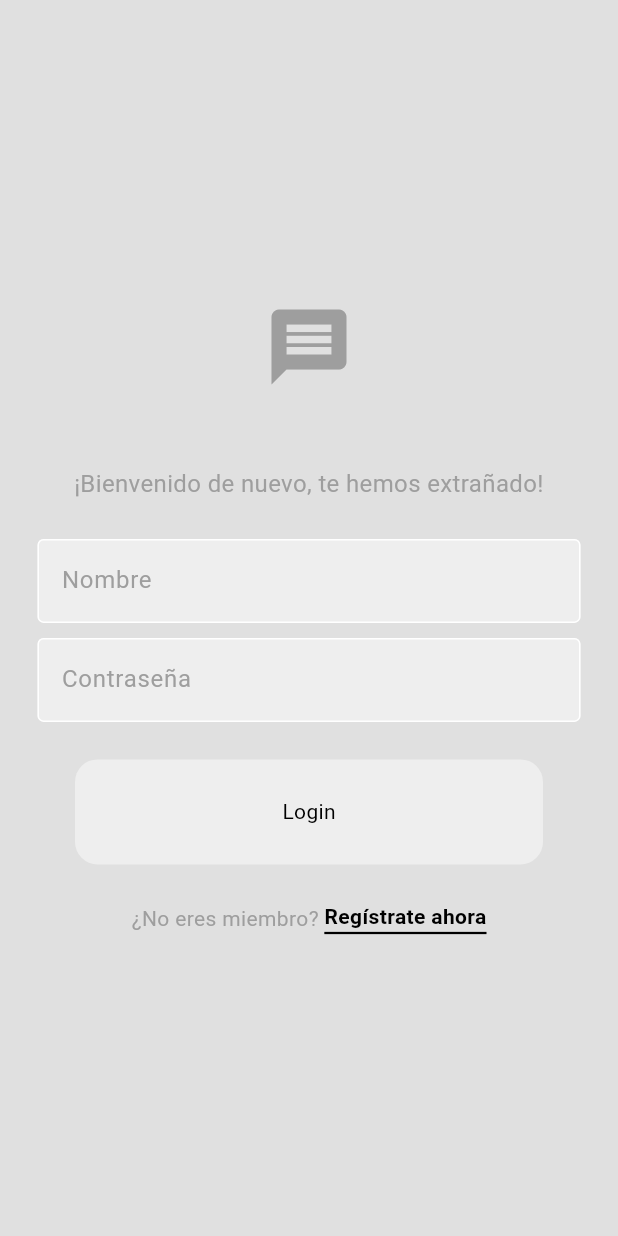
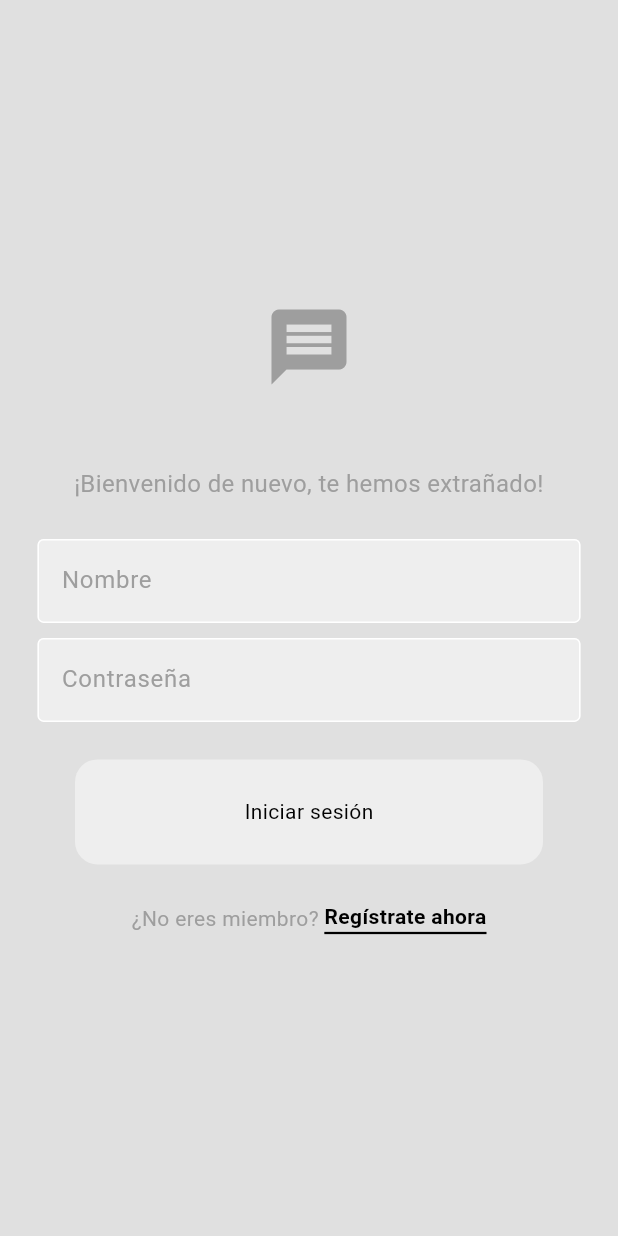
Before and after one commit to Destrabe/Login-En-Flutter, a Flutter app: the screen it shows after launch, on a phone screen of 412 x 824 dp. Run offline on Flutter 3.47's test engine with Material 3 defaults, Android fonts, the phone set to English and light mode, and no system bars; drawn by our look-alikes of auto_size_text; our stand-ins replace google_nav_bar.

Commit message:
login.dart definitivo

```diff
--- a/lib/principal/login.dart
+++ b/lib/principal/login.dart
@@ -1,97 +1,122 @@
+import 'package:flutter/material.dart';
 import 'package:app/componentes/button.dart';
 import 'package:app/componentes/textField.dart';
-import 'package:app/homepage.dart';
+import 'package:app/principal/Homepage.dart';
 import 'package:app/services/api_loginin.dart';
 import 'package:auto_size_text/auto_size_text.dart';
-import 'package:flutter/material.dart';
 
 class LoginPage extends StatefulWidget {
-  LoginPage({super.key, required this.onTap});
-
-  //ir a la pagina de registro
-  final void Function()? onTap;
+  final Function() onTap;
+  const LoginPage({Key? key, required this.onTap}) : super(key: key);
 
   @override
   _LoginPageState createState() => _LoginPageState();
 }
 
 class _LoginPageState extends State<LoginPage> {
-  // Controladores para correo y contraseña
   final TextEditingController _nombreController = TextEditingController();
   final TextEditingController _contraseniaController = TextEditingController();
 
-  // Variables para los campos de texto
-  late final CustomTextField nombreLogin;
-  late final CustomTextField contraseniaLogin;
+  String nombreErrorMessage = '';
+  String contraseniaErrorMessage = '';
+  bool isLoading = false;
+  bool obscureText = true;
 
-  // Variables para los campos de texto
+  final Api_loginin _apiLoginin = Api_loginin();
+
   @override
   void initState() {
     super.initState();
-    // Inicialización de los campos de texto
-    nombreLogin = CustomTextField(
-      hintText: "Nombre",
-      obscureText: false,
-      controller: _nombreController,
-    );
-    contraseniaLogin = CustomTextField(
-      hintText: "Contraseña",
-      obscureText: true,
-      controller: _contraseniaController,
-    );
+
+    // Listeners para actualizar dinámicamente los campos de texto
+    _nombreController.addListener(() {
+      setState(() {});
+    });
+    _contraseniaController.addListener(() {
+      setState(() {});
+    });
   }
 
-  // Método de login
-  void login(BuildContext context) async {
-    String nombre = _nombreController.text;
-    String contrasenia = _contraseniaController.text;
+  @override
+  void dispose() {
+    _nombreController.dispose();
+    _contraseniaController.dispose();
+    super.dispose();
+  }
+
+  void _hideErrorMessages() {
+    Future.delayed(const Duration(seconds: 5), () {
+      if (mounted) {
+        setState(() {
+          nombreErrorMessage = '';
+          contraseniaErrorMessage = '';
+        });
+      }
+    });
+  }
+
+  void _login() async {
+    setState(() {
+      nombreErrorMessage = '';
+      contraseniaErrorMessage = '';
+    });
+
+    // Validar campos vacíos
+    if (_nombreController.text.isEmpty) {
+      setState(() {
+        nombreErrorMessage = "Por favor ingresa un nombre";
+      });
+    }
+
+    if (_contraseniaController.text.isEmpty) {
+      setState(() {
+        contraseniaErrorMessage = "Por favor ingresa una contraseña";
+      });
+    }
+
+    if (_nombreController.text.isEmpty || _contraseniaController.text.isEmpty) {
+      _hideErrorMessages(); // Ocultar mensajes tras un tiempo
+      return;
+    }
+
+    setState(() {
+      isLoading = true;
+    });
 
     try {
-      bool success = await Api_loginin().loginUser(nombre, contrasenia);
-      print("Login success: $success");
+      bool isLoggedIn = await _apiLoginin.loginUser(
+        _nombreController.text,
+        _contraseniaController.text,
+      );
 
-      if (success) {
-        // Si la autenticación es exitosa, navega a la página principal
+      if (isLoggedIn) {
         Navigator.pushReplacement(
           context,
-          MaterialPageRoute(builder: (context) => Homepage(onTap: () {}),
-   ),
-        );
-      } else {
-        // Si falla la autenticación, muestra un mensaje de error
-        showDialog(
-          context: context,
-          builder: (context) => AlertDialog(
-            title: Text("Error"),
-            content: Text("Nombre o contraseña incorrectos. Intenta nuevamente."),
-            actions: [
-              TextButton(
-                onPressed: () => Navigator.pop(context),
-                child: Text("OK"),
-              ),
-            ],
+          MaterialPageRoute(
+            builder: (context) => Homepage(onTap: widget.onTap),
           ),
         );
       }
     } catch (e) {
-      // Manejo de errores de conexión
-      showDialog(
-        context: context,
-        builder: (context) => AlertDialog(
-          title: Text("Error"),
-          content: Text("Hubo un problema al conectar con la API. Intenta más tarde."),
-          actions: [
-            TextButton(
-              onPressed: () => Navigator.pop(context),
-              child: Text("OK"),
-            ),
-          ],
-        ),
-      );
+      String error = e.toString();
+      print("Error capturado: $error");
+
+      setState(() {
+        if (error.contains('Nombre de usuario incorrecto')) {
+          nombreErrorMessage = "Nombre no registrado";
+        } else if (error.contains('Contraseña incorrecta')) {
+          contraseniaErrorMessage = "Contraseña incorrecta";
+        } else {
+          nombreErrorMessage = "Error desconocido. Por favor intente de nuevo.";
+        }
+      });
+    } finally {
+      _hideErrorMessages(); // Ocultar mensajes tras un tiempo
+      setState(() {
+        isLoading = false;
+      });
     }
   }
-
-
 
   @override
   Widget build(BuildContext context) {
@@ -100,46 +125,106 @@ class _LoginPageState extends State<LoginPage> {
       body: Center(
         child: SingleChildScrollView(
           child: Column(
-
             mainAxisAlignment: MainAxisAlignment.center,
             children: [
               // Logo
               Icon(
                 Icons.message,
-                size: 60,//tamaño
-                color: Theme.of(context).colorScheme.primary,//color
+                size: 60,
+                color: Theme.of(context).colorScheme.primary,
               ),
 
               const SizedBox(height: 50),
 
               // Mensaje de bienvenida
-              Center(
-                child: AutoSizeText(
+              AutoSizeText(
                 "¡Bienvenido de nuevo, te hemos extrañado!",
                 textAlign: TextAlign.center,
                 style: TextStyle(
                   color: Theme.of(context).colorScheme.primary,
                   fontSize: 16,
                 ),
-                maxLines: 1, // Limita el texto a una sola línea
-                minFontSize: 12, // Define un tamaño mínimo para que no se reduzca demasiado
+                maxLines: 1,
+                minFontSize: 12,
                 overflow: TextOverflow.ellipsis,
               ),
-            ),
 
               const SizedBox(height: 25),
 
-              // Campos de texto
-              nombreLogin,
+              // Campo de texto para nombre
+              CustomTextField(
+                hintText: "Nombre",
+                obscureText: false,
+                controller: _nombreController,
+                prefixIcon: Icon(Icons.email_outlined),
+                suffixIcon: _nombreController.text.isNotEmpty
+                    ? GestureDetector(
+                        onTap: () {
+                          setState(() {
+                            _nombreController.clear();
+                          });
+                        },
+                        child: Icon(Icons.clear, color: Colors.grey),
+                      )
+                    : null,
+                isError: nombreErrorMessage.isNotEmpty,
+              ),
+
+              if (nombreErrorMessage.isNotEmpty)
+                Padding(
+                  padding: const EdgeInsets.only(left: 25.0, top: 8.0),
+                  child: Align(
+                    alignment: Alignment.centerLeft,
+                    child: Text(
+                      nombreErrorMessage,
+                      style: const TextStyle(color: Colors.red),
+                    ),
+                  ),
+                ),
+
               const SizedBox(height: 10),
-              contraseniaLogin,
+
+              // Campo de texto para contraseña
+              CustomTextField(
+                hintText: "Contraseña",
+                obscureText: obscureText,
+                controller: _contraseniaController,
+                prefixIcon: const Icon(Icons.lock_outline),
+                suffixIcon: _contraseniaController.text.isNotEmpty
+                    ? GestureDetector(
+                        onTap: () {
+                          setState(() {
+                            obscureText = !obscureText;
+                          });
+                        },
+                        child: Icon(
+                          obscureText ? Icons.visibility_off : Icons.visibility,
+                          color: Colors.grey,
+                        ),
+                      )
+                    : null,
+                isError: contraseniaErrorMessage.isNotEmpty,
+              ),
+
+              if (contraseniaErrorMessage.isNotEmpty)
+                Padding(
+                  padding: const EdgeInsets.only(left: 25.0, top: 8.0),
+                  child: Align(
+                    alignment: Alignment.centerLeft,
+                    child: Text(
+                      contraseniaErrorMessage,
+                      style: const TextStyle(color: Colors.red),
+                    ),
+                  ),
+                ),
+
               const SizedBox(height: 25),
 
               // Botón de login
               MyButton(
-                text: "Login",
-                onTap: () => login(context),
-                ),
+                text: isLoading ? "Cargando..." : "Iniciar sesión",
+                onTap: isLoading ? null : _login,
+              ),
 
               const SizedBox(height: 25),
 
@@ -149,29 +234,30 @@ class _LoginPageState extends State<LoginPage> {
                 children: [
                   Text(
                     "¿No eres miembro? ",
-                    style: TextStyle(color: Theme.of(context).colorScheme.primary),
+                    style: TextStyle(
+                      color: Theme.of(context).colorScheme.primary,
+                    ),
                   ),
                   GestureDetector(
                     onTap: widget.onTap,
                     child: Container(
-                      decoration: BoxDecoration(
+                      decoration: const BoxDecoration(
                         border: Border(
                           bottom: BorderSide(
-                            color: Colors.black, // Color del borde
-                            width: 1.5, // Grosor del "subrayado"
-                            style: BorderStyle.solid, // Puedes cambiarlo a dotted si deseas un efecto punteado
-                            ),
+                            color: Colors.black,
+                            width: 1.5,
                           ),
+                        ),
                       ),
-                      child: Text(
+                      child: const Text(
                         "Regístrate ahora",
                         style: TextStyle(
                           fontWeight: FontWeight.bold,
-                          color: Colors.black, // Color del texto
+                          color: Colors.black,
                         ),
                       ),
                     ),
-                  ),
+                  )
                 ],
               ),
             ],
```
